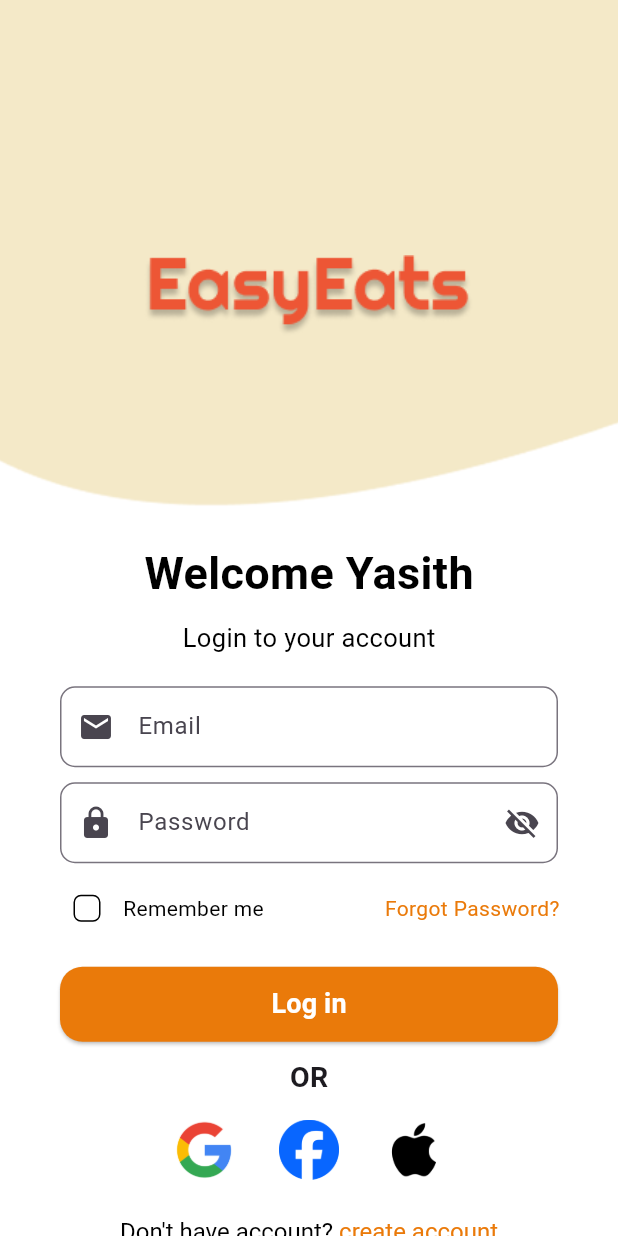
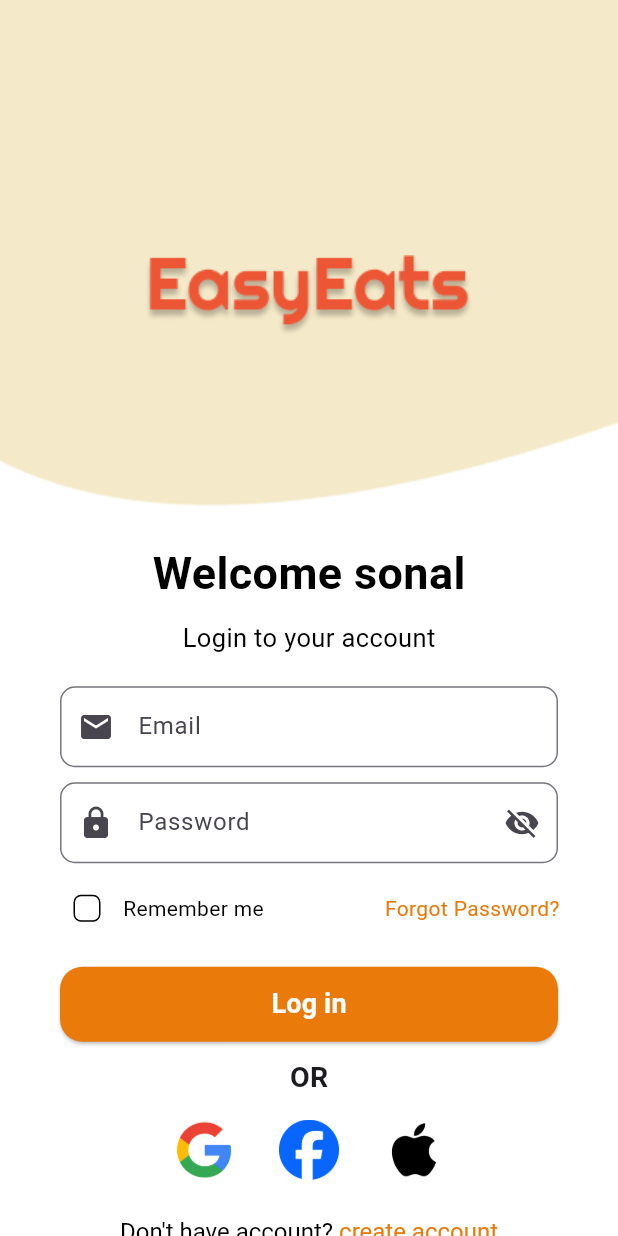
Before and after one commit to ssgamage/foodapp, a Flutter app: the screen it shows after launch, on a phone screen of 412 x 824 dp. Run offline on Flutter 3.47's test engine with Material 3 defaults, Android fonts, the phone set to English and light mode, and no system bars.

Commit message:
line 52 name change

```diff
--- a/lib/pages/validationFlow/login_page.dart
+++ b/lib/pages/validationFlow/login_page.dart
@@ -49,7 +49,7 @@ class _LoginPageState extends State<LoginPage> {
                     mainAxisAlignment: MainAxisAlignment.start,
                     children: [
                       const Text(
-                        'Welcome Yasith',
+                        'Welcome sonal',
                         style: TextStyle(
                           fontSize: 30,
                           color: CustomColor.textBlack,
```
